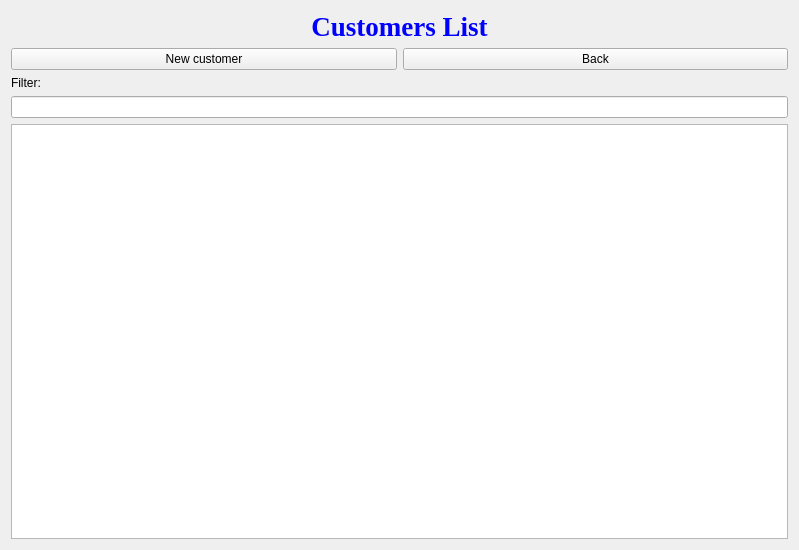
Qt form customerlist.ui (jonathansaetre/BankSystem) before a commit.
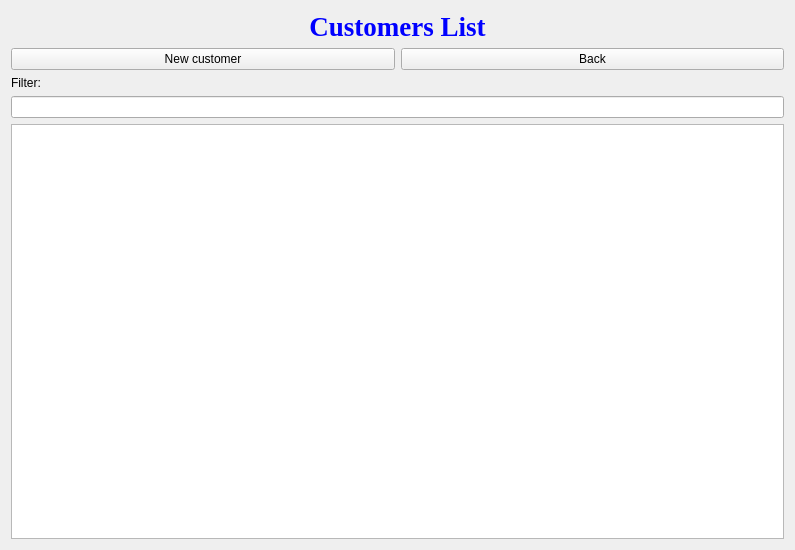
The same form after that commit.

Diff of the .ui file:
```diff
--- a/customerlist.ui
+++ b/customerlist.ui
@@ -10,6 +10,18 @@
     <height>550</height>
    </rect>
   </property>
+  <property name="minimumSize">
+   <size>
+    <width>750</width>
+    <height>550</height>
+   </size>
+  </property>
+  <property name="maximumSize">
+   <size>
+    <width>795</width>
+    <height>550</height>
+   </size>
+  </property>
   <property name="windowTitle">
    <string>Customer List</string>
   </property>
```
